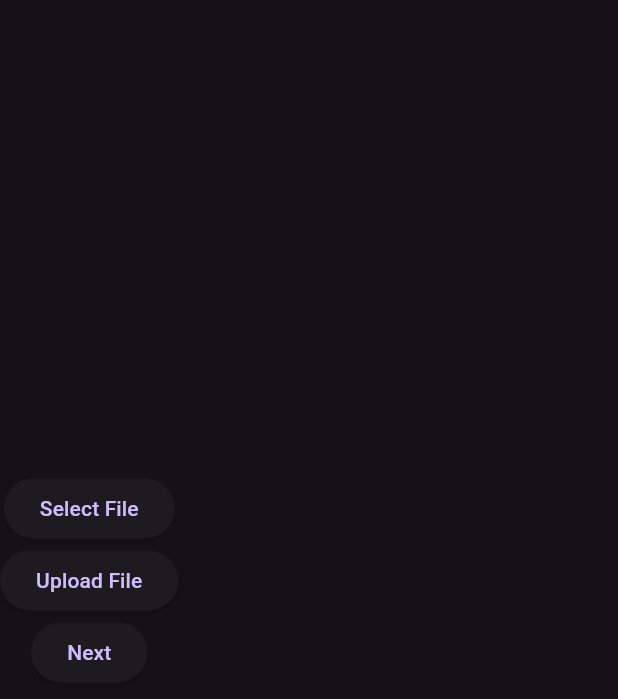
After one commit to ruby222001/Vehicle_Market, a Flutter app: the screen it shows once a user with an empty profile is signed in, item 3 of the bottom bar chosen, after a tap on "Upload File", on a phone screen of 412 x 824 dp. The commit adds this screen. Shown: the top 699 px of the screen. Run offline on Flutter 3.47's test engine with Material 3 defaults, Android fonts, the phone set to English and light mode, and no system bars; our stand-ins replace file_picker, firebase_auth, firebase_core, firebase_storage; accounts and stored records are empty; network calls fail.

Commit message:
image uploader

```diff
--- a/project/lib/components/bottom_navigator_bar.dart
+++ b/project/lib/components/bottom_navigator_bar.dart
@@ -1,5 +1,8 @@
+
 import 'package:flutter/material.dart';
 import 'package:project/pages/home_page.dart';
+import 'package:project/pages/image_upload.dart';
+import 'package:project/pages/noti_page.dart';
 import 'package:project/pages/profile_page.dart';
 
 class BottomNavigator extends StatefulWidget {
@@ -10,27 +13,59 @@ class BottomNavigator extends StatefulWidget {
 }
 
 class _BottomNavigatorState extends State<BottomNavigator> {
+
   int _selectedIndex =0;
 
    void _navigateBottombar(int index){
     setState(() {
       _selectedIndex=index;
     });
+    if (_selectedIndex == 0) {
+      Navigator.push(
+        context,
+        MaterialPageRoute(builder: (context) => HomePage()),
+      );
+    }
+     if (_selectedIndex == 1) {
+      Navigator.push(
+        context,
+        MaterialPageRoute(builder: (context) => NotificationPage()),
+      );
+     }
+      if (_selectedIndex == 2) {
+      Navigator.push(
+        context,
+        MaterialPageRoute(builder: (context) => ImageUp()),
+      );
+    }
+     if (_selectedIndex == 3) {
+      Navigator.push(
+        context,
+        MaterialPageRoute(builder: (context) => ProfilePage()),
+      );
+    }
+
+
 
   }
 
 
+
 final List _pages =[
 HomePage(),
-const ProfilePage(),
+ ProfilePage(),
+ NotificationPage(),
 ];
+
 
   @override
   Widget build(BuildContext context) {
+
     return BottomNavigationBar(
 
       currentIndex: _selectedIndex,
       onTap: _navigateBottombar,
+      type: BottomNavigationBarType.fixed,
       items: const [
       BottomNavigationBarItem(
         icon: Icon(
@@ -42,26 +77,27 @@ const ProfilePage(),
       ),
       BottomNavigationBarItem(
         icon: Icon(
-          Icons.home,
+          Icons.notifications,
         color: Colors.white,
         ),
-      label:'home',
+      label:'Notification',
 
       ),
         BottomNavigationBarItem(
         icon: Icon(
-          Icons.home,
+          Icons.add,
         color: Colors.white,
         ),
-      label:'home',
+      label:'add',
 
       ),
+
       BottomNavigationBarItem(
         icon: Icon(
-          Icons.home,
+          Icons.person,
         color: Colors.white,
         ),
-      label:'home',
+      label:'profile',
 
       ),
       ]
--- a/project/lib/main.dart
+++ b/project/lib/main.dart
@@ -2,6 +2,7 @@ import 'package:firebase_core/firebase_core.dart';
 import 'package:flutter/material.dart';
 import 'package:project/auth/auth.dart';
 import 'package:project/firebase_options.dart';
+import 'package:project/pages/home_page.dart';
 
 
 import 'package:project/pages/login_page.dart';
@@ -24,12 +25,14 @@ class MyApp extends StatelessWidget {
     return MaterialApp(
                 debugShowCheckedModeBanner: false,
 
-      title: 'Flutter Demo',
+      title: 'Vehicle',
       theme: ThemeData.dark(),
             home: const Authpage(),
 routes: {
         '/login_page': (context) =>  const LoginPage(),
         '/register_page': (context) => const RegisterPage(),
+                '/homepage': (context) =>  HomePage(),
+
 }
     );
       }
--- a/project/lib/pages/home_page.dart
+++ b/project/lib/pages/home_page.dart
@@ -179,6 +179,10 @@ if (filters.selectedCondition != 'Any') {
           children: [
             /// Filter IconButton
             Expanded(
+              child: Container(
+                decoration: BoxDecoration(
+
+                ),
                 child: ListView.builder(
                   itemCount: displayedVehicles.length,
                   itemBuilder: (context, index) {
@@ -191,6 +195,7 @@ if (filters.selectedCondition != 'Any') {
                       // You can add more widgets here to display additional info about the vehicle
                     );
                   },
+                ),
               ),
             ),
           ],
--- /dev/null
+++ b/project/lib/pages/image_upload.dart
@@ -0,0 +1,122 @@
+import 'dart:io';
+
+import 'package:file_picker/file_picker.dart';
+import 'package:firebase_storage/firebase_storage.dart';
+import 'package:flutter/material.dart';
+import 'package:project/pages/fill_Details.dart';
+
+class ImageUp extends StatefulWidget {
+  const ImageUp({Key? key}) : super(key: key);
+
+  @override
+  State<ImageUp> createState() => _ImageUpState();
+}
+
+class _ImageUpState extends State<ImageUp> {
+  PlatformFile? pickedFile;
+  UploadTask? uploadTask;
+  String? imageUrl;
+
+  Future<void> uploadFile() async {
+    if (pickedFile == null) return;
+
+    final path = 'files/${pickedFile!.name}';
+    final file = File(pickedFile!.path!);
+    final ref = FirebaseStorage.instance.ref().child(path);
+
+    setState(() {
+      uploadTask = ref.putFile(file);
+    });
+
+    final snapshot = await uploadTask!.whenComplete(() {});
+    final urlDownload = await snapshot.ref.getDownloadURL();
+    print('link: $urlDownload');
+    setState(() {
+      imageUrl = urlDownload;
+      uploadTask = null;
+    });
+  }
+
+  Future<void> selectFile() async {
+    final result = await FilePicker.platform.pickFiles();
+    if (result == null) return;
+    setState(() {
+      pickedFile = result.files.first;
+    });
+  }
+
+  @override
+  Widget build(BuildContext context) {
+    return Scaffold(
+      body: Column(
+        mainAxisAlignment: MainAxisAlignment.center,
+        children: [
+          if (imageUrl != null)
+            Expanded(
+              child: Container(
+                color: Colors.blue[100],
+                child: Image.network(imageUrl!),
+              ),
+            ),
+          if (pickedFile != null)
+            Expanded(
+              child: Container(
+                color: Colors.blue[100],
+                height: 10,
+                child: Center(
+                  child: Text(pickedFile!.name),
+
+                ),
+              ),
+            ),
+          ElevatedButton(
+            onPressed: selectFile,
+            child: Text('Select File'),
+          ),
+          ElevatedButton(
+            onPressed: uploadFile,
+            child: Text('Upload File'),
+          ),
+          ElevatedButton(
+            onPressed: () => Navigator.push(context, MaterialPageRoute(builder: (context)=> FillDetails())),
+            child: Text('Next'),
+          ),
+          buildProgress(),
+        ],
+      ),
+    );
+  }
+
+  Widget buildProgress() => uploadTask != null
+      ? StreamBuilder<TaskSnapshot>(
+          stream: uploadTask!.snapshotEvents,
+          builder: (context, snapshot) {
+            final data = snapshot.data;
+            final double? progress =
+                data != null ? data.bytesTransferred / data.totalBytes : null;
+
+            return progress != null
+                ? SizedBox(
+                    height: 50,
+                    child: Stack(
+                      fit: StackFit.expand,
+                      children: [
+                        LinearProgressIndicator(
+                          value: progress,
+                          backgroundColor: Colors.grey,
+                          color: Colors.green,
+                        ),
+                        Center(
+                          child: Text(
+                            '${(progress * 100).round()}%',
+                            style: TextStyle(color: Colors.white),
+                          ),
+                        ),
+                      ],
+                    ),
+                  )
+                : const SizedBox(height: 50);
+          },
+        )
+      : const SizedBox(height: 50);
+}
--- a/project/lib/pages/login_page.dart
+++ b/project/lib/pages/login_page.dart
@@ -63,7 +63,7 @@ on FirebaseAuthException catch(e){
         ),
         const SizedBox(height: 25),
               //title
-        const Text('M I N I M A L',
+        const Text('Vehicle',
         style: TextStyle(fontSize: 20),
         ),
         const SizedBox(height: 25),
--- a/project/pubspec.yaml
+++ b/project/pubspec.yaml
@@ -37,6 +37,8 @@ dependencies:
   cupertino_icons: ^1.0.2
   firebase_core: ^2.27.0
   firebase_auth: ^4.17.8
+  file_picker:
+  firebase_storage:
 
 
 dev_dependencies:
```
Also changed, not shown: project/lib/pages/fill_Details.dart (added, +10 -0 lines), project/lib/pages/noti_page.dart (added, +15 -0 lines), project/lib/pages/profile_page.dart (+24 -2 lines), project/pubspec.lock, 3 other files. Lines whose indentation alone changed are shown as unchanged.
